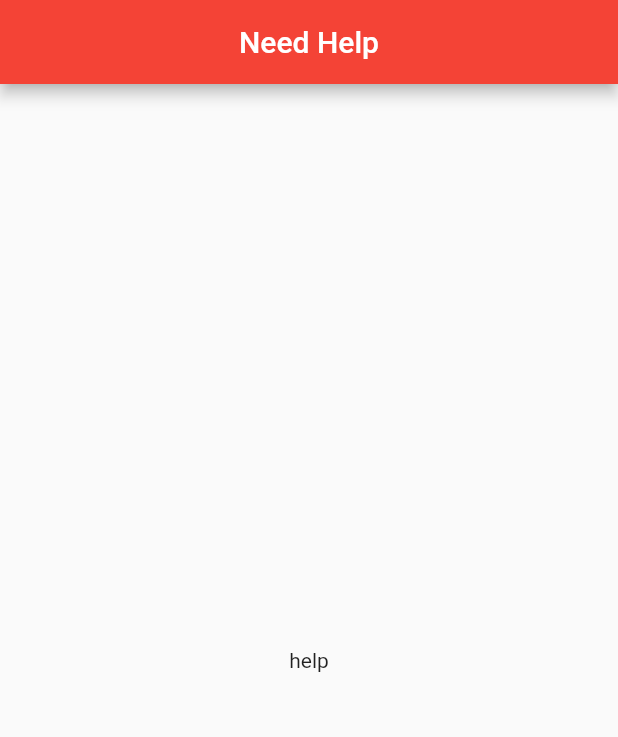
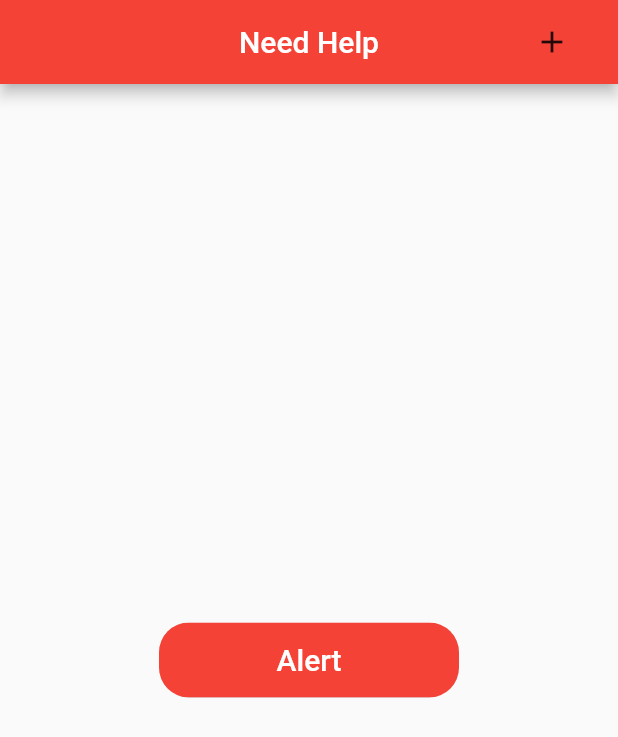
Before and after one commit to amitsh223/techStars, a Flutter app: the screen it shows after launch, on a phone screen of 412 x 824 dp. Shown: the top 737 px of the screen. Run offline on Flutter 3.47's test engine with Material 2 defaults, Android fonts, the phone set to English and light mode, and no system bars; our stand-ins replace firebase_database, flutter_spinkit, location; accounts and stored records are empty.

```diff
--- /dev/null
+++ b/lib/constant.dart
@@ -0,0 +1 @@
+final url = 'https://techstars.firebaseio.com/';
--- a/lib/screens/Home.dart
+++ b/lib/screens/Home.dart
@@ -1,6 +1,58 @@
+import 'package:firebase_database/firebase_database.dart';
 import 'package:flutter/material.dart';
+import 'package:flutter_spinkit/flutter_spinkit.dart';
+import 'package:location/location.dart';
 
-class Home extends StatelessWidget {
+Location location = new Location();
+
+class Home extends StatefulWidget {
+  @override
+  _HomeState createState() => _HomeState();
+}
+
+class _HomeState extends State<Home> {
+  var isLoading = false;
+  final spinKit = SpinKitHourGlass(
+    color: Colors.red,
+  );
+  LocationData _locationData;
+  bool _serviceEnabled;
+
+  getLocationWithPermission() async {
+    PermissionStatus _permissionGranted;
+    _serviceEnabled = await location.serviceEnabled();
+    if (!_serviceEnabled) {
+      _serviceEnabled = await location.requestService();
+      if (!_serviceEnabled) {
+        return;
+      }
+    }
+    setState(() {
+      isLoading = true;
+    });
+    _permissionGranted = await location.hasPermission();
+    if (_permissionGranted == PermissionStatus.denied) {
+      _permissionGranted = await location.requestPermission();
+      if (_permissionGranted != PermissionStatus.granted) {
+        return;
+      }
+    }
+
+    _locationData = await location.getLocation();
+    FirebaseDatabase.instance.reference().child('CustomerData').update(
+      {
+        'Name': 'Test',
+        'Alert': true,
+        "lat": _locationData.latitude,
+        'long': _locationData.longitude
+      },
+    );
+    setState(() {
+      isLoading = false;
+    });
+    print(_locationData);
+  }
+
   @override
   Widget build(BuildContext context) {
     return SafeArea(
@@ -9,10 +61,52 @@ class Home extends StatelessWidget {
           title: Text('Need Help'),
           centerTitle: true,
           backgroundColor: Colors.red,
+          actions: [
+            FlatButton(
+                onPressed: () {
+                  getLocationWithPermission();
+                },
+                child: Icon(Icons.add))
+          ],
         ),
-        body: Center(
-          child: Text('help'),
-        ),
+        body: isLoading
+            ? Column(
+                mainAxisAlignment: MainAxisAlignment.center,
+                children: [
+                  spinKit,
+                  SizedBox(
+                    height: 15,
+                  ),
+                  Text(
+                    'Please wait we are sending your request \n               to neasrest Ambulance',
+                    style: TextStyle(
+                        color: Colors.red,
+                        fontSize: 17,
+                        fontWeight: FontWeight.bold),
+                  )
+                ],
+              )
+            : Center(
+                child: ClipRRect(
+                  borderRadius: BorderRadius.circular(20),
+                  child: Container(
+                    decoration: BoxDecoration(
+                      borderRadius: BorderRadius.circular(10),
+                    ),
+                    height: 50,
+                    width: 200,
+                    child: RaisedButton(
+                      child: Text(
+                        'Alert',
+                        style: TextStyle(fontSize: 20),
+                      ),
+                      textColor: Colors.white,
+                      onPressed: () {},
+                      color: Colors.red,
+                    ),
+                  ),
+                ),
+              ),
       ),
     );
   }
--- a/pubspec.yaml
+++ b/pubspec.yaml
@@ -24,6 +24,9 @@ dependencies:
   flutter:
     sdk: flutter
   http: ^0.12.2
+  location: ^3.0.0
+  flutter_spinkit: ^4.1.2+1
+  firebase_database: ^4.0.0
 
 
   # The following adds the Cupertino Icons font to your application.
```
Also changed, not shown: pubspec.lock.
